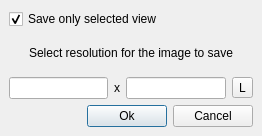
The window that Qt/Components/Resources/UI/pqSaveSnapshotDialog.ui (wildmichael/ParaView3-enhancements-old) describes before a commit, drawn with Qt 5.
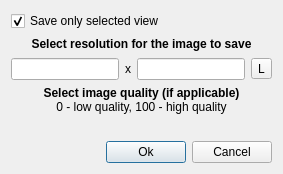
The same window after the commit. Icons and pictures are not drawn. Custom widgets are drawn as their Qt base class.

Commit message: ENH: Fixed BUG #5780. Added quality control when saving screenshot.

The edit to the form file:
```diff
--- a/Qt/Components/Resources/UI/pqSaveSnapshotDialog.ui
+++ b/Qt/Components/Resources/UI/pqSaveSnapshotDialog.ui
@@ -5,20 +5,14 @@
    <rect>
     <x>0</x>
     <y>0</y>
-    <width>262</width>
-    <height>136</height>
+    <width>283</width>
+    <height>174</height>
    </rect>
   </property>
   <property name="windowTitle" >
    <string>Save Snapshot Resolution</string>
   </property>
   <layout class="QVBoxLayout" >
-   <property name="margin" >
-    <number>9</number>
-   </property>
-   <property name="spacing" >
-    <number>6</number>
-   </property>
    <item>
     <widget class="QCheckBox" name="selectedViewOnly" >
      <property name="toolTip" >
@@ -41,7 +35,10 @@
    <item>
     <widget class="QLabel" name="label" >
      <property name="text" >
-      <string>Select resolution for the image to save</string>
+      <string>&lt;html>&lt;head>&lt;meta name="qrichtext" content="1" />&lt;style type="text/css">
+p, li { white-space: pre-wrap; }
+&lt;/style>&lt;/head>&lt;body style=" font-family:'Sans Serif'; font-size:9pt; font-weight:400; font-style:normal;">
+&lt;p style=" margin-top:0px; margin-bottom:0px; margin-left:0px; margin-right:0px; -qt-block-indent:0; text-indent:0px;">&lt;span style=" font-weight:600;">Select resolution for the image to save&lt;/span>&lt;/p>&lt;/body>&lt;/html></string>
      </property>
      <property name="alignment" >
       <set>Qt::AlignCenter</set>
@@ -99,6 +96,19 @@
      </item>
     </layout>
    </item>
+   <item>
+    <widget class="QLabel" name="label_3" >
+     <property name="text" >
+      <string>&lt;b>Select image quality (if applicable)&lt;/b>&lt;br/>0 - low quality, 100 - high quality</string>
+     </property>
+     <property name="alignment" >
+      <set>Qt::AlignCenter</set>
+     </property>
+    </widget>
+   </item>
+   <item>
+    <widget class="pqIntRangeWidget" native="1" name="quality" />
+   </item>
    <item>
     <layout class="QHBoxLayout" >
      <property name="margin" >
@@ -138,6 +148,14 @@
    </item>
   </layout>
  </widget>
+ <customwidgets>
+  <customwidget>
+   <class>pqIntRangeWidget</class>
+   <extends>QWidget</extends>
+   <header>pqIntRangeWidget.h</header>
+   <container>1</container>
+  </customwidget>
+ </customwidgets>
  <resources>
   <include location="../pqComponents.qrc" />
  </resources>
```
Left out of the diff: 30 changed lines with no effect on the pictures. The commit also changes 18 other files.
